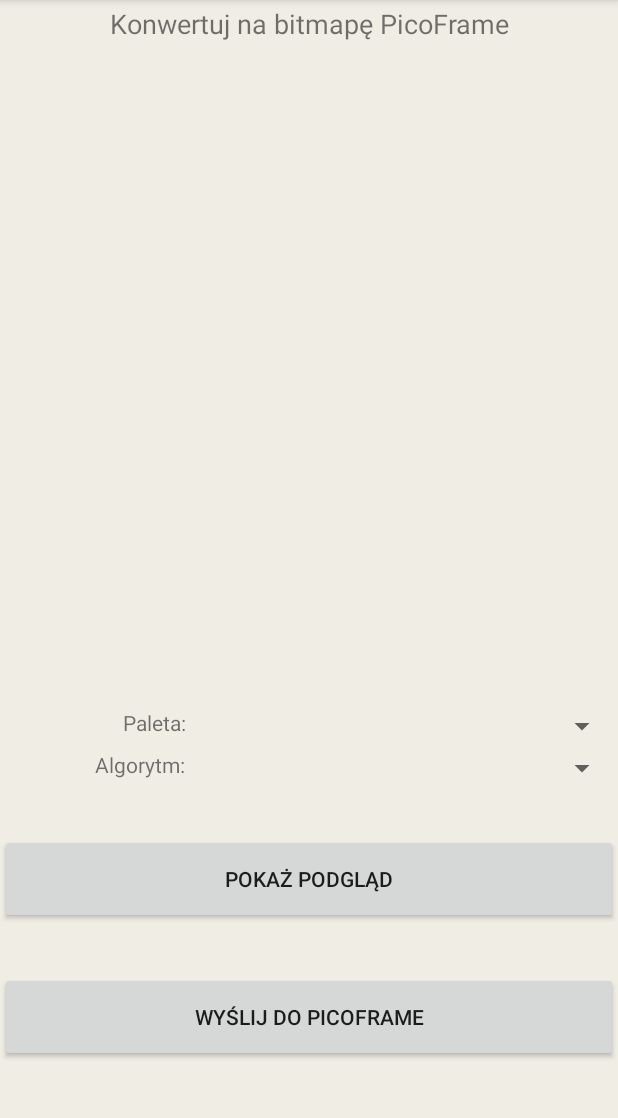
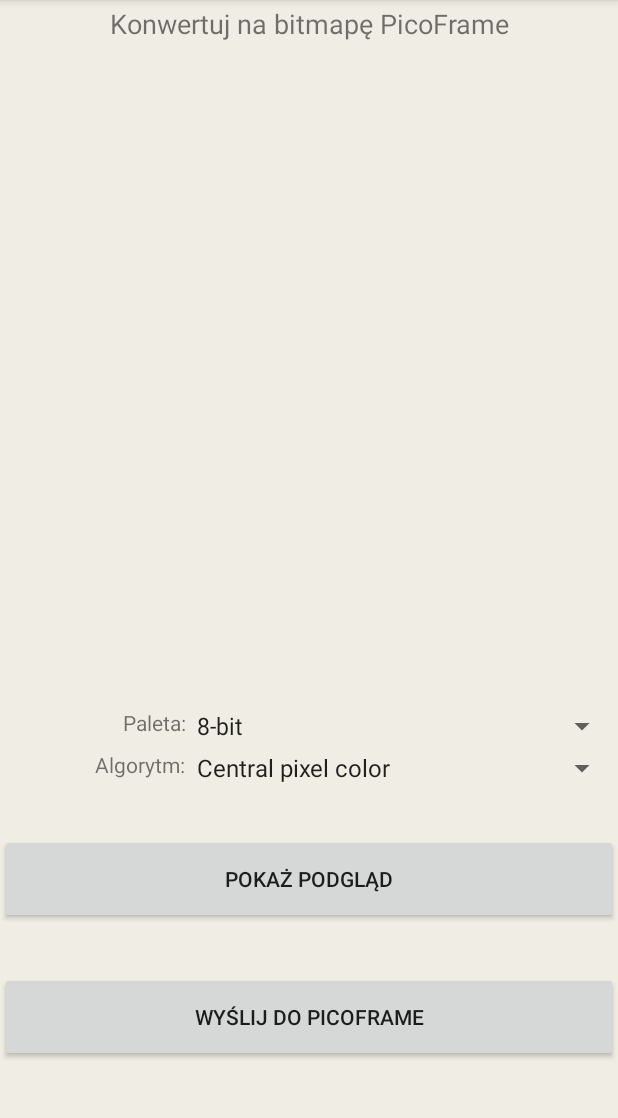
Before and after one commit to heracro/PixelFrame, an Android app built with Jetpack Compose: the ConvertImageActivity screen opened directly, with no data from a screen before it, on a phone screen of 412 x 824 dp, the part 84-1202 px from its top. Run offline under Robolectric (Android 15) with nearby library versions, the phone set to English and light mode, and no system bars.

Commit message:
Spinners coded to set ImageConverter required parameters.

```diff
--- a/app/src/main/java/com/pixelframe/controller/ui/ConvertImageActivity.java
+++ b/app/src/main/java/com/pixelframe/controller/ui/ConvertImageActivity.java
@@ -1,55 +1,77 @@
 package com.pixelframe.controller.ui;
 
+import android.content.Intent;
 import android.graphics.Bitmap;
 import android.graphics.BitmapFactory;
 import android.os.Bundle;
+import android.view.View;
 import android.view.ViewGroup;
+import android.widget.AdapterView;
+import android.widget.ArrayAdapter;
 import android.widget.ImageView;
+import android.widget.Spinner;
 import android.widget.Toast;
 
 import androidx.appcompat.app.AppCompatActivity;
+
 import com.pixelframe.controller.R;
+import com.pixelframe.model.AlgorithmItemSelectedListener;
+import com.pixelframe.model.CentralPixel;
+import com.pixelframe.model.Configuration;
+import com.pixelframe.model.ImageConverter;
+import com.pixelframe.model.PaletteItemSelectedListener;
+import com.pixelframe.model.SamplingAlgorithm;
+import com.pixelframe.model.SimpleAverage;
+import com.pixelframe.model.WeightedLimitedLinearToDistance;
+import com.pixelframe.model.WeightedLinearToDistance;
 
 public class ConvertImageActivity extends AppCompatActivity {
     private ImageView sourceView;
     private Bitmap sourceBitmap;
     private ImageView resultView;
     private Bitmap resultBitmap;
+    private Spinner paletteSpinner;
+    private Spinner algorithmSpinner;
+    private ImageConverter imageConverter;
 
     protected void onCreate(Bundle savedInstanceState) {
         super.onCreate(savedInstanceState);
         setContentView(R.layout.activity_converter);
-
         sourceView = findViewById(R.id.source_image);
         resultView = findViewById(R.id.result_image);
+        paletteSpinner = findViewById(R.id.palette_spinner);
+        algorithmSpinner = findViewById(R.id.algorithm_spinner);
+        imageConverter = new ImageConverter();
+
+        //set spinners' content
+        ArrayAdapter<String> paletteAdapter = new ArrayAdapter<>(this,
+                android.R.layout.simple_spinner_item,
+                Configuration.PALETTE_SPINNER_CHOICES);
+        paletteAdapter.setDropDownViewResource(android.R.layout.simple_spinner_dropdown_item);
+        paletteSpinner.setAdapter(paletteAdapter);
+        paletteSpinner.setOnItemSelectedListener(new PaletteItemSelectedListener(imageConverter));
+
+        ArrayAdapter<String> algorithmAdapter = new ArrayAdapter<>(this,
+                android.R.layout.simple_spinner_item,
+                Configuration.ALGORITHM_SPINNER_CHOICES);
+        algorithmAdapter.setDropDownViewResource(android.R.layout.simple_spinner_dropdown_item);
+        algorithmSpinner.setAdapter(algorithmAdapter);
+        algorithmSpinner.setOnItemSelectedListener(new AlgorithmItemSelectedListener(imageConverter));
+
+        //load image and size
         String imagePath = getIntent().getStringExtra("imagePath");
-//        int sourceWidth = getIntent().getIntExtra("width", 0);
-//        int sourceHeight = getIntent().getIntExtra("height", 0);
+        int imageWidth = getIntent().getIntExtra("width", 0);
+        int imageHeight = getIntent().getIntExtra("height", 0);
+        //fill in source image frame
         sourceBitmap = BitmapFactory.decodeFile(imagePath);
-        if (sourceBitmap != null) sourceView.setImageBitmap(sourceBitmap);
-        else Toast.makeText(this, "Failed to load picture fragment, clear cache and try again.", Toast.LENGTH_SHORT).show();
-    }
-
-    public static Bitmap loadScaledBitmap(String imagePath, int targetWidth, int targetHeight) {
-        BitmapFactory.Options options = new BitmapFactory.Options();
-        options.inJustDecodeBounds = true;
-        BitmapFactory.decodeFile(imagePath, options);
-        options.inSampleSize = calculateInSampleSize(options, targetWidth, targetHeight);
-        options.inJustDecodeBounds = false;
-        return BitmapFactory.decodeFile(imagePath, options);
-    }
-
-    public static int calculateInSampleSize(BitmapFactory.Options options, int reqWidth, int reqHeight) {
-        final int height = options.outHeight;
-        final int width = options.outWidth;
-        int inSampleSize = 1;
-        if (height > reqHeight || width > reqWidth) {
-            final int halfHeight = height / 2;
-            final int halfWidth = width / 2;
-            while ((halfHeight / inSampleSize) >= reqHeight && (halfWidth / inSampleSize) >= reqWidth) {
-                inSampleSize *= 2;
-            }
+        if (sourceBitmap == null) {
+            Toast.makeText(this, "Failed to load picture fragment, clear cache and try again.", Toast.LENGTH_SHORT).show();
+            Intent intent = new Intent(ConvertImageActivity.this, MainActivity.class);
+            startActivity(intent);
         }
-        return inSampleSize;
+        sourceView.setImageBitmap(sourceBitmap);
+//        SamplingAlgorithm algorithm = new WeightedLimitedLinearToDistance();
+//        ImageConverter converter = new ImageConverter(algorithm, ImageConverter.PALETTE_24BIT);
+//        resultView.setImageBitmap(converter.convert(sourceBitmap, imageWidth, imageHeight));
     }
 }
--- /dev/null
+++ b/app/src/main/java/com/pixelframe/model/AlgorithmItemSelectedListener.java
@@ -0,0 +1,30 @@
+package com.pixelframe.model;
+
+import android.view.View;
+import android.widget.AdapterView;
+
+import java.lang.reflect.InvocationTargetException;
+
+public class AlgorithmItemSelectedListener implements AdapterView.OnItemSelectedListener {
+    private ImageConverter imageConverter;
+
+    public AlgorithmItemSelectedListener(ImageConverter imageConverter) {
+        this.imageConverter = imageConverter;
+    }
+    @Override
+    public void onItemSelected(AdapterView<?> parent, View view, int position, long id) {
+        String selectedAlgorithm = (String) parent.getItemAtPosition(position);
+        SamplingAlgorithm algorithm = null;
+        try {
+            algorithm = Configuration.SAMPLING_CLASSES.get(position).getDeclaredConstructor().newInstance();
+            imageConverter.setAlgorithm(algorithm);
+        } catch (InstantiationException | IllegalAccessException | InvocationTargetException | NoSuchMethodException e) {
+            e.printStackTrace();
+        }
+    }
+
+    @Override
+    public void onNothingSelected(AdapterView<?> parent) {
+
+    }
+}
--- /dev/null
+++ b/app/src/main/java/com/pixelframe/model/Configuration.java
@@ -0,0 +1,41 @@
+package com.pixelframe.model;
+
+import java.util.Arrays;
+import java.util.List;
+
+public class Configuration {
+    public static final int MATRIX_WIDTH = 64;
+    public static final int MATRIX_HEIGHT = 64;
+    public static final String[] PALETTE_SPINNER_CHOICES = new String[] {
+        "8-bit",
+        "24-bit"
+    };
+    public static final String[] ALGORITHM_SPINNER_CHOICES = new String[] {
+            "Central pixel color",
+            "Simple average color",
+            "Weighted linear pythagorean",
+            "Weighted, limited linear pyth.",
+            "Weighted squared pythagorean"
+            //"Weighted gaussian",
+            //"Weighted sigmoid, 50% limit",
+            //"Weighted sigmoid, 50% limited, 20% unlimited",
+            //"Average central 30%",
+            //"Heracro's Fantasy 1",
+            //"Heracro's Fantasy 2",
+            //"Heracro's Fantasy 3",
+    };
+    public static final List<Class<? extends SamplingAlgorithm>> SAMPLING_CLASSES = Arrays.asList(
+            CentralPixel.class,
+            SimpleAverage.class,
+            WeightedLinearToDistance.class,
+            WeightedLimitedLinearToDistance.class,
+            WeightedSquaredToDistance.class
+            //WeightedGaussian.class
+            //WeightedSigmoidUpperBound.class
+            //WeightedSigmoidTwoBounds.class
+            //AverageCentralArea.class
+            //Fantasy1.class
+            //Fantasy2.class
+            //Fantasy3.class
+    );
+}
--- /dev/null
+++ b/app/src/main/java/com/pixelframe/model/PaletteItemSelectedListener.java
@@ -0,0 +1,26 @@
+package com.pixelframe.model;
+
+import android.view.View;
+import android.widget.AdapterView;
+
+public class PaletteItemSelectedListener implements AdapterView.OnItemSelectedListener {
+    private ImageConverter imageConverter;
+
+    public PaletteItemSelectedListener(ImageConverter imageConverter) {
+        this.imageConverter = imageConverter;
+    }
+
+    @Override
+    public void onItemSelected(AdapterView<?> parent, View view, int position, long id) {
+        String selectedPalette = (String) parent.getItemAtPosition(position);
+        if (position == 0) {
+            imageConverter.setPalette(ImageConverter.PALETTE_8BIT);
+        } else {
+            imageConverter.setPalette(ImageConverter.PALETTE_24BIT);
+        }
+    }
+
+    @Override
+    public void onNothingSelected(AdapterView<?> parent) {
+    }
+}
```
Also changed, not shown: app/src/main/java/com/pixelframe/model/CentralPixel.java (+14 -2 lines), app/src/main/java/com/pixelframe/model/ImageConverter.java (+18 -18 lines), app/src/main/java/com/pixelframe/model/SimpleAverage.java (added, +28 -0 lines), app/src/main/java/com/pixelframe/model/WeightedLimitedLinearToDistance.java (added, +43 -0 lines), app/src/main/java/com/pixelframe/model/WeightedLinearToDistance.java (added, +44 -0 lines), app/src/main/java/com/pixelframe/model/WeightedSquaredToDistance.java (added, +44 -0 lines).
